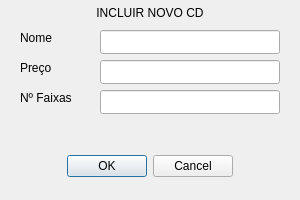
First picture: the form in Loja/incluircd.ui, repository lumathias/DCA1202---Programa-o-Avan-ada, before the edit.
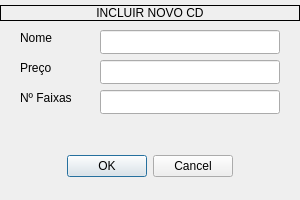
Second picture: the form after the edit.

The edit to the form file:
```diff
--- a/Loja/incluircd.ui
+++ b/Loja/incluircd.ui
@@ -110,6 +110,9 @@
      <height>16</height>
     </rect>
    </property>
+   <property name="frameShape">
+    <enum>QFrame::Box</enum>
+   </property>
    <property name="text">
     <string>INCLUIR NOVO CD</string>
    </property>
```
